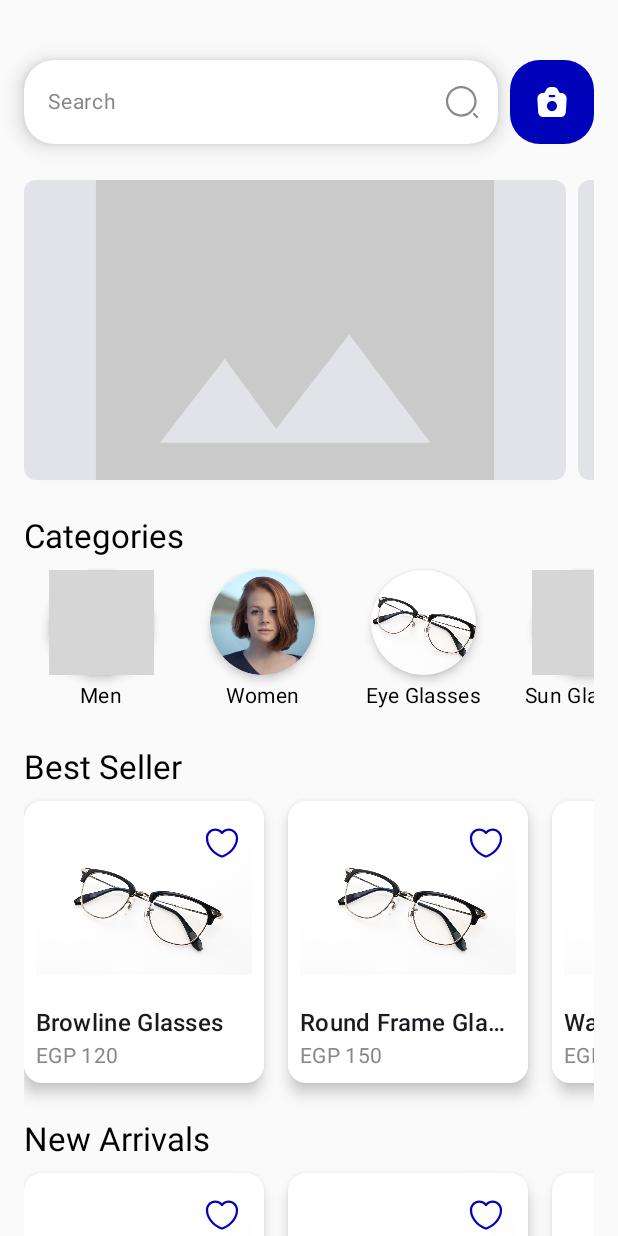
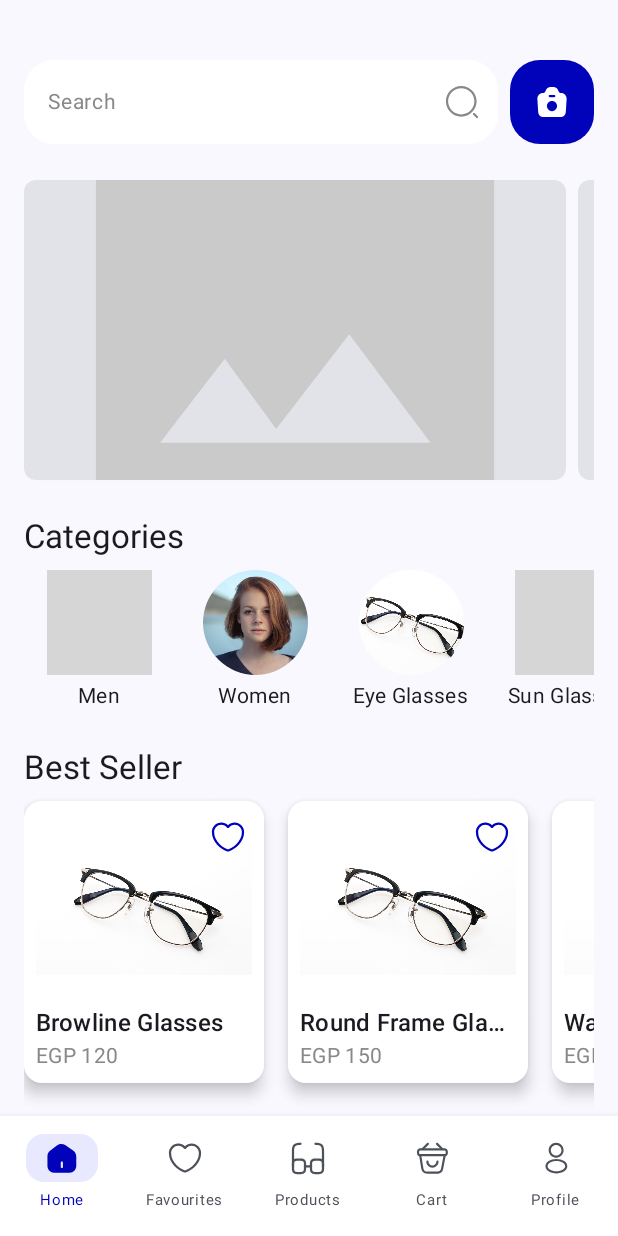
Before and after one commit to manarkhaledx/FaceFit, an Android app built with Jetpack Compose: the screen it shows after launch (HomePageActivity), on a phone screen of 412 x 824 dp. Run offline under Robolectric (Android 15) with nearby library versions, the phone set to English and light mode, and no system bars; grey boxes are pictures that could not be loaded.

Commit message:
AppBottomNavigation() function added and modified to navigate from home to product page

```diff
--- a/app/src/main/java/com/example/facefit/AllProductsActivity.kt
+++ b/app/src/main/java/com/example/facefit/AllProductsActivity.kt
@@ -90,6 +90,7 @@ TopBar()
                 GlassesItem()
             }
         }
+
     }
 }
 @Composable
--- a/app/src/main/java/com/example/facefit/HomePageActivity.kt
+++ b/app/src/main/java/com/example/facefit/HomePageActivity.kt
@@ -1,27 +1,54 @@
 package com.example.facefit
 
+import android.content.Intent
 import android.os.Bundle
 import androidx.activity.ComponentActivity
 import androidx.activity.compose.setContent
 import androidx.activity.enableEdgeToEdge
 import androidx.compose.foundation.Image
 import androidx.compose.foundation.background
-import androidx.compose.foundation.layout.*
+import androidx.compose.foundation.layout.Arrangement
+import androidx.compose.foundation.layout.Box
+import androidx.compose.foundation.layout.Column
+import androidx.compose.foundation.layout.Row
+import androidx.compose.foundation.layout.Spacer
+import androidx.compose.foundation.layout.fillMaxHeight
+import androidx.compose.foundation.layout.fillMaxSize
+import androidx.compose.foundation.layout.fillMaxWidth
+import androidx.compose.foundation.layout.height
+import androidx.compose.foundation.layout.padding
+import androidx.compose.foundation.layout.size
+import androidx.compose.foundation.layout.width
 import androidx.compose.foundation.lazy.LazyRow
 import androidx.compose.foundation.lazy.items
 import androidx.compose.foundation.rememberScrollState
 import androidx.compose.foundation.shape.CircleShape
 import androidx.compose.foundation.shape.RoundedCornerShape
 import androidx.compose.foundation.verticalScroll
-import androidx.compose.material3.*
-import androidx.compose.runtime.*
+import androidx.compose.material.BottomNavigation
+import androidx.compose.material.BottomNavigationItem
+import androidx.compose.material3.Card
+import androidx.compose.material3.CardDefaults
+import androidx.compose.material3.ExperimentalMaterial3Api
+import androidx.compose.material3.Icon
+import androidx.compose.material3.IconButton
+import androidx.compose.material3.LocalTextStyle
+import androidx.compose.material3.MaterialTheme
+import androidx.compose.material3.Scaffold
+import androidx.compose.material3.Text
+import androidx.compose.material3.TextField
+import androidx.compose.material3.TextFieldDefaults
+import androidx.compose.runtime.Composable
+import androidx.compose.runtime.getValue
+import androidx.compose.runtime.mutableStateOf
+import androidx.compose.runtime.remember
+import androidx.compose.runtime.setValue
 import androidx.compose.ui.Alignment
 import androidx.compose.ui.Modifier
 import androidx.compose.ui.draw.clip
-import androidx.compose.ui.draw.shadow
 import androidx.compose.ui.graphics.Color
 import androidx.compose.ui.layout.ContentScale
-import androidx.compose.ui.platform.LocalConfiguration
+import androidx.compose.ui.platform.LocalContext
 import androidx.compose.ui.res.painterResource
 import androidx.compose.ui.text.style.TextOverflow
 import androidx.compose.ui.tooling.preview.Preview
@@ -29,6 +56,8 @@ import androidx.compose.ui.unit.dp
 import androidx.compose.ui.unit.sp
 import com.example.facefit.ui.theme.Blue1
 import com.example.facefit.ui.theme.FaceFitTheme
+import com.example.facefit.ui.theme.Gray600
+import com.example.facefit.ui.theme.LavenderBlue
 
 // Entry Point Activity
 class HomePageActivity : ComponentActivity() {
@@ -42,26 +71,20 @@ class HomePageActivity : ComponentActivity() {
         }
     }
 }
-@Preview
-@Composable
-fun HomePagePreview(showBackground: Boolean = true) {
-    FaceFitTheme {
-        EyewearScreen()
-    }
-}
 
 @Composable
 fun EyewearScreen() {
     val products = getProducts()
     val categories = getCategories()
 
-    var searchText by remember { mutableStateOf("") }
-    var isActive by remember { mutableStateOf(false) }
-
+    Scaffold(
+        bottomBar = { AppBottomNavigation() }
+    ) { paddingValues ->
         Column(
             modifier = Modifier
                 .fillMaxSize()
                 .verticalScroll(rememberScrollState())
+                .padding(paddingValues)
                 .padding(16.dp)
         ) {
             Spacer(modifier = Modifier.height(24.dp))
@@ -76,32 +99,32 @@ fun EyewearScreen() {
             ProductSection(title = "New Arrivals", products = products)
         }
     }
+}
+
 @OptIn(ExperimentalMaterial3Api::class)
 @Composable
 fun SearchBarWithCameraButton() {
-    var searchText by remember { mutableStateOf("") } // Track user input
+    var searchText by remember { mutableStateOf("") }
 
     Row(
-        modifier = Modifier
-            .fillMaxWidth(),
-        verticalAlignment = Alignment.CenterVertically, // Align items vertically
+        modifier = Modifier.fillMaxWidth(),
+        verticalAlignment = Alignment.CenterVertically,
         horizontalArrangement = Arrangement.SpaceBetween
     ) {
         // Search Bar
         TextField(
-            value = searchText, // Bind input value
-            onValueChange = { searchText = it }, // Update text state
+            value = searchText,
+            onValueChange = { searchText = it },
             placeholder = { Text("Search", fontSize = 14.sp, color = Color.Gray) },
             shape = RoundedCornerShape(20.dp),
             singleLine = true,
-            textStyle = LocalTextStyle.current.copy(fontSize = 16.sp), // Adjust text size
+            textStyle = LocalTextStyle.current.copy(fontSize = 16.sp),
             modifier = Modifier
-                .weight(1f) // Make the search bar take up available space
-                .shadow(8.dp, shape = RoundedCornerShape(20.dp)) // Add shadow
-                .height(56.dp), // Match the height of the button
+                .weight(1f)
+                .height(56.dp),
             trailingIcon = {
                 Icon(
-                    painter = painterResource(id = R.drawable.search_icon), // Replace with your icon
+                    painter = painterResource(id = R.drawable.search_icon),
                     contentDescription = "Search Icon",
                     tint = Color.Gray
                 )
@@ -113,11 +136,11 @@ fun SearchBarWithCameraButton() {
             )
         )
 
-        Spacer(modifier = Modifier.width(8.dp)) // Add spacing between search bar and button
-
+        Spacer(modifier = Modifier.width(8.dp))
         CameraButton()
     }
 }
+
 @Composable
 fun CameraButton() {
     Box(
@@ -136,14 +159,10 @@ fun CameraButton() {
     }
 }
 
-
-
 @Composable
 fun FeaturedImagesSection() {
     val images = listOf(R.drawable.img_notfound, R.drawable.img_notfound)
-    LazyRow(
-        horizontalArrangement = Arrangement.spacedBy(8.dp)
-    ) {
+    LazyRow(horizontalArrangement = Arrangement.spacedBy(8.dp)) {
         items(images) { image ->
             Card(
                 modifier = Modifier
@@ -165,25 +184,20 @@ fun FeaturedImagesSection() {
 
 @Composable
 fun CategorySection(title: String, categories: List<Pair<String, Int>>) {
-    val screenWidth = LocalConfiguration.current.screenWidthDp.dp
-    val itemWidth = screenWidth / (categories.size.coerceAtMost(3) + 1)
-
     Column {
         Text(title, style = MaterialTheme.typography.titleLarge)
         Spacer(modifier = Modifier.height(8.dp))
         LazyRow(horizontalArrangement = Arrangement.spacedBy(4.dp)) {
             items(categories) { (category, imageResId) ->
                 Column(
-                    modifier = Modifier.width(itemWidth),
+                    modifier = Modifier.width(100.dp),
                     horizontalAlignment = Alignment.CenterHorizontally
-
                 ) {
                     Image(
                         painter = painterResource(id = imageResId),
                         contentDescription = category,
                         modifier = Modifier
                             .size(70.dp)
-                            .shadow(4.dp, shape = CircleShape)
                             .clip(CircleShape),
                         contentScale = ContentScale.Crop
                     )
@@ -199,7 +213,6 @@ fun CategorySection(title: String, categories: List<Pair<String, Int>>) {
         }
     }
 }
-
 
 @Composable
 fun ProductSection(title: String, products: List<Product>) {
@@ -218,8 +231,7 @@ fun ProductCard(product: Product) {
 
     Box {
         Card(
-            modifier = Modifier
-                .width(160.dp),
+            modifier = Modifier.width(160.dp),
             elevation = CardDefaults.cardElevation(defaultElevation = 6.dp),
             colors = CardDefaults.cardColors(containerColor = Color.White)
         ) {
@@ -249,9 +261,7 @@ fun ProductCard(product: Product) {
 
         IconButton(
             onClick = { isFavorite = !isFavorite },
-            modifier = Modifier
-                .align(Alignment.TopEnd)
-                .padding(4.dp)
+            modifier = Modifier.align(Alignment.TopEnd)
         ) {
             Icon(
                 painter = painterResource(
@@ -264,7 +274,83 @@ fun ProductCard(product: Product) {
     }
 }
 
+@Composable
+fun AppBottomNavigation() {
+    var selectedItem by remember { mutableStateOf(0) }
+    val context = LocalContext.current
 
+    val items = listOf(
+        NavigationItem("Home", R.drawable.home),
+        NavigationItem("Favourites", R.drawable.heart),
+        NavigationItem("Products", R.drawable.glass_icon),
+        NavigationItem("Cart", R.drawable.cart),
+        NavigationItem("Profile", R.drawable.profile)
+    )
+
+    BottomNavigation(
+        backgroundColor = Color.White,
+        modifier = Modifier.height(80.dp) // Set fixed height
+    ) {
+        Row(
+            modifier = Modifier.fillMaxSize(),
+            horizontalArrangement = Arrangement.SpaceBetween,
+            verticalAlignment = Alignment.CenterVertically
+        ) {
+            items.forEachIndexed { index, item ->
+                BottomNavigationItem(
+                    icon = {
+                        Column(
+                            horizontalAlignment = Alignment.CenterHorizontally,
+                            verticalArrangement = Arrangement.Center,
+                            modifier = Modifier.fillMaxHeight()
+                        ) {
+                            Box(
+                                modifier = Modifier
+                                    .clip(RoundedCornerShape(12.dp))
+                                    .background(
+                                        if (selectedItem == index) LavenderBlue else Color.Transparent
+                                    )
+                                    .padding(vertical = 4.dp, horizontal = 12.dp)
+                            ) {
+                                Icon(
+                                    painter = painterResource(id = item.iconResId),
+                                    contentDescription = item.title,
+                                    tint = if (selectedItem == index) Blue1 else Gray600,
+                                    modifier = Modifier.size(24.dp)
+                                )
+                            }
+
+                            Text(
+                                text = item.title,
+                                fontSize = 10.sp,
+                                color = if (selectedItem == index) Blue1 else Gray600
+                            )
+                        }
+                    },
+                    selected = selectedItem == index,
+                    onClick = {
+                        selectedItem = index
+                        if (item.title == "Products") {
+                            context.startActivity(Intent(context, AllProductsActivity::class.java))
+                        }
+                    },
+                    modifier = Modifier.weight(1f)
+                )
+            }
+        }
+    }
+}
+
+
+
+
+
+// Data Models
+private data class NavigationItem(val title: String, val iconResId: Int)
+
+data class Product(val name: String, val price: String)
+
+// Mock Data
 fun getProducts() = listOf(
     Product("Browline Glasses", "EGP 120"),
     Product("Round Frame Glasses", "EGP 150"),
@@ -278,4 +364,10 @@ fun getCategories() = listOf(
     "Sun Glasses" to R.drawable.sun_glasses
 )
 
-data class Product(val name: String, val price: String)
+@Preview(showBackground = true)
+@Composable
+fun HomePagePreview() {
+    FaceFitTheme {
+        EyewearScreen()
+    }
+}
--- a/app/src/main/java/com/example/facefit/ui/theme/Color.kt
+++ b/app/src/main/java/com/example/facefit/ui/theme/Color.kt
@@ -14,3 +14,4 @@ val White = Color(0xFFFFFFFF)
 val Blue1 = Color(0xFF0103BA)
 val lightBackground = Color(0xFFF2F2F2)
 val LavenderBlue = Color(0xFFE8E9FF)
+val Gray600= Color(0xFF4D5159)
--- a/app/src/main/java/com/example/facefit/ui/theme/Theme.kt
+++ b/app/src/main/java/com/example/facefit/ui/theme/Theme.kt
@@ -14,30 +14,22 @@ import androidx.compose.ui.platform.LocalContext
 private val DarkColorScheme = darkColorScheme(
     primary = Purple80,
     secondary = PurpleGrey80,
-    tertiary = Pink80
+    tertiary = Pink80,
+            background = lightBackground
 )
 
 private val LightColorScheme = lightColorScheme(
     primary = Purple40,
     secondary = PurpleGrey40,
     tertiary = Pink40,
-    background = lightBackground
 
-    /* Other default colors to override
-    background = Color(0xFFFFFBFE),
-    surface = Color(0xFFFFFBFE),
-    onPrimary = Color.White,
-    onSecondary = Color.White,
-    onTertiary = Color.White,
-    onBackground = Color(0xFF1C1B1F),
-    onSurface = Color(0xFF1C1B1F),
-    */
+
 )
 
 @Composable
 fun FaceFitTheme(
     darkTheme: Boolean = isSystemInDarkTheme(),
-    // Dynamic color is available on Android 12+
+
     dynamicColor: Boolean = true,
     content: @Composable () -> Unit
 ) {
--- /dev/null
+++ b/app/src/main/res/drawable/cart.xml
@@ -0,0 +1,21 @@
+<vector xmlns:android="http://schemas.android.com/apk/res/android"
+    android:width="25dp"
+    android:height="24dp"
+    android:viewportWidth="25"
+    android:viewportHeight="24">
+  <path
+      android:pathData="M12.8,18.5C10.46,18.5 8.55,16.59 8.55,14.25C8.55,13.84 8.89,13.5 9.3,13.5C9.71,13.5 10.05,13.84 10.05,14.25C10.05,15.77 11.28,17 12.8,17C14.32,17 15.55,15.77 15.55,14.25C15.55,13.84 15.89,13.5 16.3,13.5C16.71,13.5 17.05,13.84 17.05,14.25C17.05,16.59 15.14,18.5 12.8,18.5Z"
+      android:fillColor="#4D5159"/>
+  <path
+      android:pathData="M5.99,6.38C5.8,6.38 5.6,6.3 5.46,6.16C5.17,5.87 5.17,5.39 5.46,5.1L9.09,1.47C9.38,1.18 9.86,1.18 10.15,1.47C10.44,1.76 10.44,2.24 10.15,2.53L6.52,6.16C6.37,6.3 6.18,6.38 5.99,6.38Z"
+      android:fillColor="#4D5159"/>
+  <path
+      android:pathData="M19.61,6.38C19.42,6.38 19.23,6.31 19.08,6.16L15.45,2.53C15.16,2.24 15.16,1.76 15.45,1.47C15.74,1.18 16.22,1.18 16.51,1.47L20.14,5.1C20.43,5.39 20.43,5.87 20.14,6.16C20,6.3 19.8,6.38 19.61,6.38Z"
+      android:fillColor="#4D5159"/>
+  <path
+      android:pathData="M21.01,10.6C20.94,10.6 20.87,10.6 20.8,10.6H20.57H4.8C4.1,10.61 3.3,10.61 2.72,10.03C2.26,9.58 2.05,8.88 2.05,7.85C2.05,5.1 4.06,5.1 5.02,5.1H20.58C21.54,5.1 23.55,5.1 23.55,7.85C23.55,8.89 23.34,9.58 22.88,10.03C22.36,10.55 21.66,10.6 21.01,10.6ZM5.02,9.1H20.81C21.26,9.11 21.68,9.11 21.82,8.97C21.89,8.9 22.04,8.66 22.04,7.85C22.04,6.72 21.76,6.6 20.57,6.6H5.02C3.83,6.6 3.55,6.72 3.55,7.85C3.55,8.66 3.71,8.9 3.77,8.97C3.91,9.1 4.34,9.1 4.78,9.1H5.02Z"
+      android:fillColor="#4D5159"/>
+  <path
+      android:pathData="M15.69,22.75H9.66C6.08,22.75 5.28,20.62 4.97,18.77L3.56,10.12C3.49,9.71 3.77,9.33 4.18,9.26C4.58,9.19 4.97,9.47 5.04,9.88L6.45,18.52C6.74,20.29 7.34,21.25 9.66,21.25H15.69C18.26,21.25 18.55,20.35 18.88,18.61L20.56,9.86C20.64,9.45 21.03,9.18 21.44,9.27C21.85,9.35 22.11,9.74 22.03,10.15L20.35,18.9C19.96,20.93 19.31,22.75 15.69,22.75Z"
+      android:fillColor="#6F7580"/>
+</vector>
--- /dev/null
+++ b/app/src/main/res/drawable/glass_icon.xml
@@ -0,0 +1,21 @@
+<vector xmlns:android="http://schemas.android.com/apk/res/android"
+    android:width="24dp"
+    android:height="24dp"
+    android:viewportWidth="24"
+    android:viewportHeight="24">
+  <path
+      android:pathData="M14,18.25H10C9.59,18.25 9.25,17.91 9.25,17.5C9.25,17.09 9.59,16.75 10,16.75H14C14.41,16.75 14.75,17.09 14.75,17.5C14.75,17.91 14.41,18.25 14,18.25Z"
+      android:fillColor="#4D5159"/>
+  <path
+      android:pathData="M2,18.25C1.59,18.25 1.25,17.91 1.25,17.5V7.5C1.25,3.09 2.59,1.75 7,1.75C7.41,1.75 7.75,2.09 7.75,2.5C7.75,2.91 7.41,3.25 7,3.25C3.43,3.25 2.75,3.92 2.75,7.5V17.5C2.75,17.91 2.41,18.25 2,18.25Z"
+      android:fillColor="#4D5159"/>
+  <path
+      android:pathData="M22,18.25C21.59,18.25 21.25,17.91 21.25,17.5V7.5C21.25,3.92 20.57,3.25 17,3.25C16.59,3.25 16.25,2.91 16.25,2.5C16.25,2.09 16.59,1.75 17,1.75C21.41,1.75 22.75,3.09 22.75,7.5V17.5C22.75,17.91 22.41,18.25 22,18.25Z"
+      android:fillColor="#4D5159"/>
+  <path
+      android:pathData="M7.2,22.75H4.8C2.38,22.75 1.25,21.62 1.25,19.2V15.91C1.25,13.49 2.38,12.36 4.8,12.36H7.2C9.62,12.36 10.75,13.49 10.75,15.91V19.2C10.75,21.62 9.62,22.75 7.2,22.75ZM4.8,13.86C3.21,13.86 2.75,14.32 2.75,15.91V19.2C2.75,20.79 3.21,21.25 4.8,21.25H7.2C8.79,21.25 9.25,20.79 9.25,19.2V15.91C9.25,14.32 8.79,13.86 7.2,13.86H4.8Z"
+      android:fillColor="#4D5159"/>
+  <path
+      android:pathData="M19.2,22.75H16.8C14.38,22.75 13.25,21.62 13.25,19.2V15.91C13.25,13.49 14.38,12.36 16.8,12.36H19.2C21.62,12.36 22.75,13.49 22.75,15.91V19.2C22.75,21.62 21.62,22.75 19.2,22.75ZM16.8,13.86C15.21,13.86 14.75,14.32 14.75,15.91V19.2C14.75,20.79 15.21,21.25 16.8,21.25H19.2C20.79,21.25 21.25,20.79 21.25,19.2V15.91C21.25,14.32 20.79,13.86 19.2,13.86H16.8Z"
+      android:fillColor="#4D5159"/>
+</vector>
--- /dev/null
+++ b/app/src/main/res/drawable/home.xml
@@ -0,0 +1,9 @@
+<vector xmlns:android="http://schemas.android.com/apk/res/android"
+    android:width="25dp"
+    android:height="24dp"
+    android:viewportWidth="25"
+    android:viewportHeight="24">
+  <path
+      android:pathData="M20.44,6.82L14.68,2.79C13.11,1.69 10.7,1.75 9.19,2.92L4.18,6.83C3.18,7.61 2.39,9.21 2.39,10.47V17.37C2.39,19.92 4.46,22 7.01,22H17.79C20.34,22 22.41,19.93 22.41,17.38V10.6C22.41,9.25 21.54,7.59 20.44,6.82ZM13.15,18C13.15,18.41 12.81,18.75 12.4,18.75C11.99,18.75 11.65,18.41 11.65,18V15C11.65,14.59 11.99,14.25 12.4,14.25C12.81,14.25 13.15,14.59 13.15,15V18Z"
+      android:fillColor="#0103BA"/>
+</vector>
--- /dev/null
+++ b/app/src/main/res/drawable/profile.xml
@@ -0,0 +1,12 @@
+<vector xmlns:android="http://schemas.android.com/apk/res/android"
+    android:width="25dp"
+    android:height="24dp"
+    android:viewportWidth="25"
+    android:viewportHeight="24">
+  <path
+      android:pathData="M12.76,11.62C12.73,11.62 12.71,11.62 12.68,11.62C12.63,11.61 12.56,11.61 12.5,11.62C9.6,11.53 7.41,9.25 7.41,6.44C7.41,3.58 9.74,1.25 12.6,1.25C15.46,1.25 17.79,3.58 17.79,6.44C17.78,9.25 15.58,11.53 12.79,11.62C12.78,11.62 12.77,11.62 12.76,11.62ZM12.6,2.75C10.57,2.75 8.91,4.41 8.91,6.44C8.91,8.44 10.47,10.05 12.46,10.12C12.51,10.11 12.65,10.11 12.78,10.12C14.74,10.03 16.28,8.42 16.29,6.44C16.29,4.41 14.63,2.75 12.6,2.75Z"
+      android:fillColor="#4D5159"/>
+  <path
+      android:pathData="M12.77,22.55C10.81,22.55 8.84,22.05 7.35,21.05C5.96,20.13 5.2,18.87 5.2,17.5C5.2,16.13 5.96,14.86 7.35,13.93C10.35,11.94 15.21,11.94 18.19,13.93C19.57,14.85 20.34,16.11 20.34,17.48C20.34,18.85 19.58,20.12 18.19,21.05C16.69,22.05 14.73,22.55 12.77,22.55ZM8.18,15.19C7.22,15.83 6.7,16.65 6.7,17.51C6.7,18.36 7.23,19.18 8.18,19.81C10.67,21.48 14.87,21.48 17.36,19.81C18.32,19.17 18.84,18.35 18.84,17.49C18.84,16.64 18.31,15.82 17.36,15.19C14.87,13.53 10.67,13.53 8.18,15.19Z"
+      android:fillColor="#4D5159"/>
+</vector>
--- a/app/src/main/res/values/strings.xml
+++ b/app/src/main/res/values/strings.xml
@@ -4,4 +4,5 @@
     <string name="title_activity_sign_up_page">SignUpPage</string>
     <string name="title_activity_all_products">AllProductsActivity</string>
     <string name="title_activity_product_details">ProductDetailsActivity</string>
+    <string name="title_activity_bottom_nav_bar">BottomNavBar</string>
 </resources>
```
Also changed, not shown: app/src/main/AndroidManifest.xml (+8 -11 lines). Lines whose indentation alone changed are shown as unchanged.
